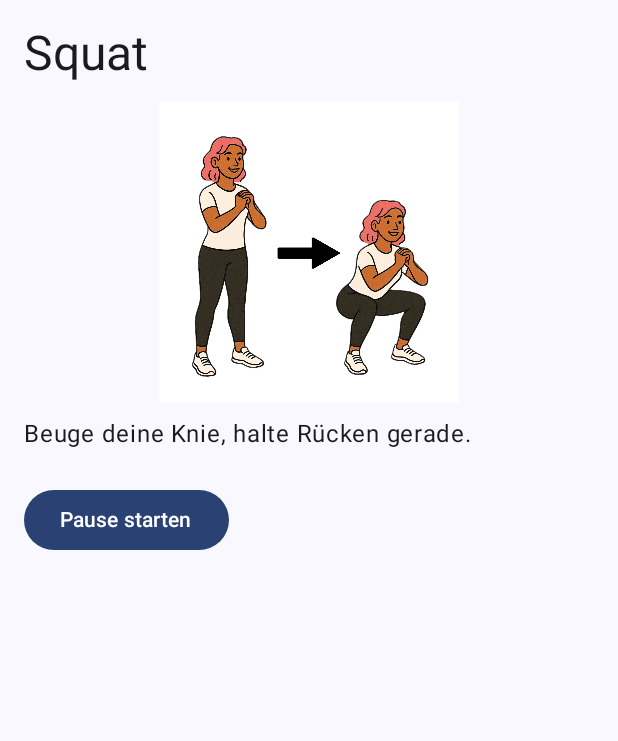
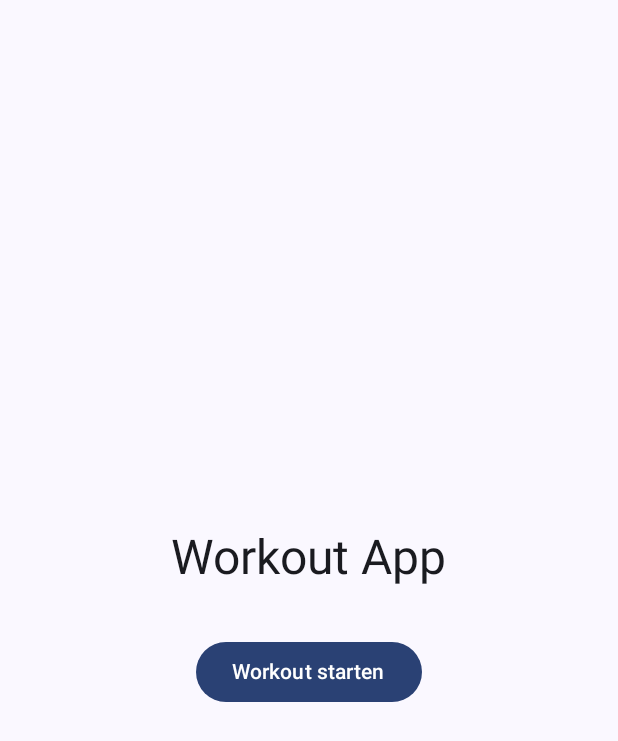
Before and after one commit to anikazaun/bsi-projects, an Android app built with Jetpack Compose: the screen it shows after launch (MainActivity), on a phone screen of 412 x 824 dp. Shown: the top 741 px of the screen. Run offline under Robolectric (Android 15) with nearby library versions, the phone set to English and light mode, and no system bars.

Commit message:
countdown (dont work) und start screen (work)

```diff
--- a/WorkoutApp/app/src/main/java/com/bsi/workoutapp/MainActivity.kt
+++ b/WorkoutApp/app/src/main/java/com/bsi/workoutapp/MainActivity.kt
@@ -1,35 +1,62 @@
 package com.bsi.workoutapp
 
+import android.media.MediaPlayer
 import android.os.Bundle
 import androidx.activity.ComponentActivity
 import androidx.activity.compose.setContent
 import androidx.activity.viewModels
+import androidx.compose.foundation.Image
 import androidx.compose.foundation.layout.*
 import androidx.compose.material3.*
 import androidx.compose.runtime.Composable
 import androidx.compose.ui.Modifier
+import androidx.compose.ui.platform.LocalContext
+import androidx.compose.ui.res.painterResource
 import androidx.compose.ui.tooling.preview.Preview
 import androidx.compose.ui.unit.dp
 import com.bsi.workoutapp.ui.theme.WorkoutAppTheme
-import androidx.compose.ui.res.painterResource
-import androidx.compose.foundation.Image
-import androidx.compose.foundation.layout.*
-
-
+import com.bsi.workoutapp.R
+import androidx.navigation.compose.*
 
 class MainActivity : ComponentActivity() {
 
-    // ViewModel wird hier erstellt (viewModels ist eine ViewModel-Funktion von Android)
     private val viewModel: WorkoutViewModel by viewModels()
 
     override fun onCreate(savedInstanceState: Bundle?) {
         super.onCreate(savedInstanceState)
+
         setContent {
             WorkoutAppTheme {
                 Surface(modifier = Modifier.fillMaxSize()) {
-                    WorkoutScreen(viewModel)
+                    WorkoutNavigation(viewModel)
                 }
             }
+        }
+    }
+
+    // Funktion zum Abspielen von Sound
+    fun playSound(resId: Int) {
+        val player = MediaPlayer.create(this, resId)
+        player.setOnCompletionListener {
+            it.release()
+        }
+        player.start()
+    }
+}
+
+@Composable
+fun WorkoutNavigation(viewModel: WorkoutViewModel) {
+    val navController = rememberNavController()
+
+    NavHost(navController = navController, startDestination = "start") {
+        composable("start") {
+            StartScreen(onStartClick = { navController.navigate("workout") })
+        }
+        composable("workout") {
+            WorkoutScreen(viewModel)
+        }
+        composable("statistik") {
+            StatistikScreen()
         }
     }
 }
@@ -42,7 +69,6 @@ fun WorkoutScreen(viewModel: WorkoutViewModel) {
             .padding(16.dp)
     ) {
         if (viewModel.isInPause) {
-            // Pause wird angezeigt
             Text(
                 text = "Pause",
                 style = MaterialTheme.typography.headlineLarge
@@ -53,7 +79,6 @@ fun WorkoutScreen(viewModel: WorkoutViewModel) {
                 style = MaterialTheme.typography.bodyLarge
             )
         } else {
-            // Normale Übung wird angezeigt
             Text(
                 text = viewModel.currentExercise.name,
                 style = MaterialTheme.typography.headlineLarge
@@ -78,13 +103,18 @@ fun WorkoutScreen(viewModel: WorkoutViewModel) {
 
             Spacer(modifier = Modifier.height(24.dp))
 
-            Button(onClick = { viewModel.startPause(10) }) {
+            Button(onClick = { viewModel.startPause(30) }) {
                 Text("Pause starten")
             }
         }
     }
+
+    // Ton abspielen, wenn Trigger aktiv
+    if (viewModel.playSoundTrigger) {
+        (LocalContext.current as? MainActivity)?.playSound(R.raw.bleep)
+        viewModel.playSoundTrigger = false
+    }
 }
-
 
 @Preview(showBackground = true)
 @Composable
--- /dev/null
+++ b/WorkoutApp/app/src/main/java/com/bsi/workoutapp/StartScreen.kt
@@ -0,0 +1,25 @@
+package com.bsi.workoutapp
+
+import androidx.compose.foundation.layout.*
+import androidx.compose.material3.*
+import androidx.compose.runtime.Composable
+import androidx.compose.ui.Alignment
+import androidx.compose.ui.Modifier
+import androidx.compose.ui.unit.dp
+
+@Composable
+fun StartScreen(onStartClick: () -> Unit) {
+    Column(
+        modifier = Modifier
+            .fillMaxSize()
+            .padding(24.dp),
+        horizontalAlignment = Alignment.CenterHorizontally,
+        verticalArrangement = Arrangement.Center
+    ) {
+        Text("Workout App", style = MaterialTheme.typography.headlineLarge)
+        Spacer(modifier = Modifier.height(32.dp))
+        Button(onClick = onStartClick) {
+            Text("Workout starten")
+        }
+    }
+}
--- a/WorkoutApp/app/src/main/java/com/bsi/workoutapp/WorkoutViewModel.kt
+++ b/WorkoutApp/app/src/main/java/com/bsi/workoutapp/WorkoutViewModel.kt
@@ -28,6 +28,10 @@ class WorkoutViewModel : ViewModel() {
     var countdownTime by mutableStateOf(0)
         private set
 
+    var playSoundTrigger by mutableStateOf(false)
+
+
+
     private var timer: CountDownTimer? = null
 
     fun nextExercise() {
@@ -41,6 +45,7 @@ class WorkoutViewModel : ViewModel() {
     fun startPause(durationInSeconds: Int = 10) {
         isInPause = true
         countdownTime = durationInSeconds
+        playSoundTrigger = true // ← Ton beim Start
 
         timer?.cancel()
         timer = object : CountDownTimer(durationInSeconds * 1000L, 1000L) {
@@ -51,9 +56,11 @@ class WorkoutViewModel : ViewModel() {
             override fun onFinish() {
                 isInPause = false
                 nextExercise()
+                playSoundTrigger = true // ← Ton beim Ende
             }
         }.start()
     }
+
 
     override fun onCleared() {
         super.onCleared()
```
Also changed, not shown: WorkoutApp/app/build.gradle.kts (+7 -0 lines), WorkoutApp/app/src/main/java/com/bsi/workoutapp/StatistikScreen.kt (added, +20 -0 lines), 1 other file.
